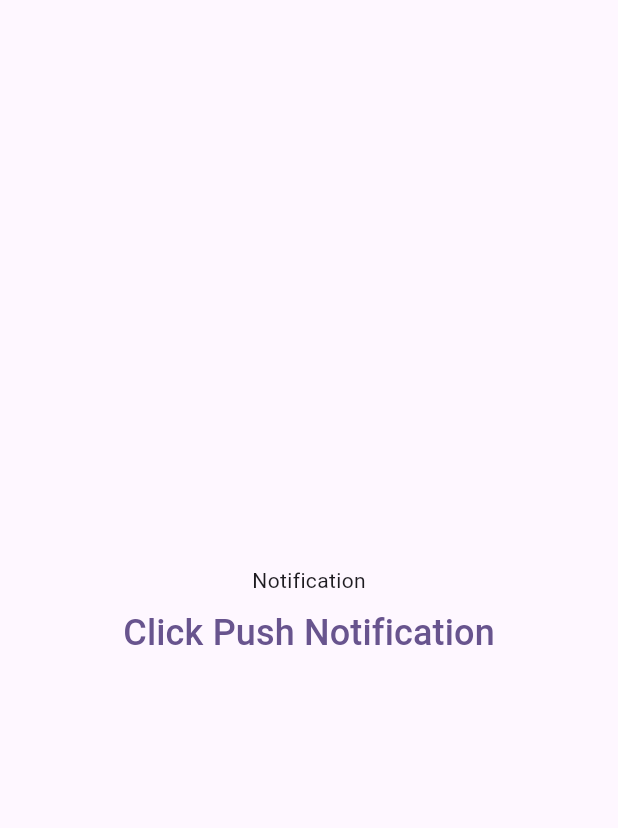
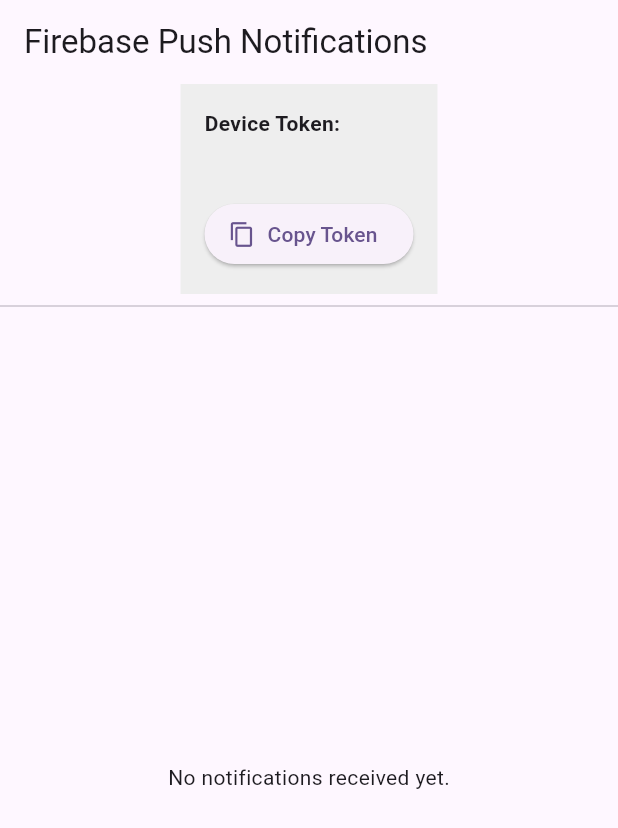
Before and after one commit to CHANDARA-code/flutter_push_notification, a Flutter app: the screen it shows after launch, on a phone screen of 412 x 824 dp. Shown: the top 828 px of the screen. Run offline on Flutter 3.47's test engine with Material 3 defaults, Android fonts, the phone set to English and light mode, and no system bars; our stand-ins replace firebase_core, firebase_messaging, flutter_local_notifications; accounts and stored records are empty.

Commit message:
chore: config firebase_messaging

```diff
--- a/lib/main.dart
+++ b/lib/main.dart
@@ -1,7 +1,23 @@
+import 'dart:async';
+
+import 'package:firebase_core/firebase_core.dart';
 import 'package:flutter/material.dart';
 import 'package:flutter_local_notifications/flutter_local_notifications.dart';
+import 'package:push_notification/firebase_options.dart';
 import 'package:push_notification/my_app.dart';
+import 'package:push_notification/service/fcm_service.dart';
+import 'package:push_notification/service/local_notification_service.dart';
 
-void main() {
+FutureOr<void> main() async {
+  WidgetsFlutterBinding.ensureInitialized();
+
+  // 1. Initialize Firebase
+  await Firebase.initializeApp(options: DefaultFirebaseOptions.currentPlatform);
+
+  // 2. Initialize Local Notifications (for foreground display)
+  LocalNotificationService.initialize();
+
+  // 3. Initialize FCM Service
+  await FCMService.initialize();
   runApp(const MyApp());
 }
--- /dev/null
+++ b/lib/model/push_notification_model.dart
@@ -0,0 +1,20 @@
+class PushNotification {
+  final String? title;
+  final String? body;
+  final Map<String, dynamic>? data;
+
+  PushNotification({this.title, this.body, this.data});
+
+  factory PushNotification.fromJson(Map<String, dynamic> json) {
+    return PushNotification(
+      title: json['notification']['title'],
+      body: json['notification']['body'],
+      data: json['data'],
+    );
+  }
+
+  @override
+  String toString() {
+    return 'PushNotification(title: $title, body: $body, data: $data)';
+  }
+}
--- a/lib/my_app.dart
+++ b/lib/my_app.dart
@@ -1,7 +1,11 @@
 import 'package:firebase_core/firebase_core.dart';
+import 'package:firebase_messaging/firebase_messaging.dart';
 import 'package:flutter/material.dart';
+import 'package:flutter/services.dart';
 import 'package:flutter_local_notifications/flutter_local_notifications.dart';
 import 'package:push_notification/firebase_options.dart';
+import 'package:push_notification/model/push_notification_model.dart';
+import 'package:push_notification/service/fcm_service.dart';
 import 'package:push_notification/utils/app_print/app_print.dart';
 
 class MyApp extends StatelessWidget {
@@ -15,93 +19,125 @@
       theme: ThemeData(
         colorScheme: ColorScheme.fromSeed(seedColor: Colors.deepPurple),
       ),
-      home: const MyHomePage(title: 'Flutter Demo Home Page'),
+      home: const HomeScreen(),
     );
   }
 }
 
-class MyHomePage extends StatefulWidget {
-  const MyHomePage({super.key, required this.title});
-  final String title;
+class HomeScreen extends StatefulWidget {
+  const HomeScreen({super.key});
 
   @override
-  State<MyHomePage> createState() => _MyHomePageState();
+  State<HomeScreen> createState() => _HomeScreenState();
 }
 
-class _MyHomePageState extends State<MyHomePage> {
-  FlutterLocalNotificationsPlugin flutterLocalNotificationsPlugin =
-      FlutterLocalNotificationsPlugin();
+class _HomeScreenState extends State<HomeScreen> {
+  String _token = "Fetching token...";
+  final List<PushNotification> _notifications = [];
+
   @override
   void initState() {
     super.initState();
-    initializeDefault();
-    var initializationSettingsAndroid = AndroidInitializationSettings(
-      '@mipmap/ic_launcher',
-    );
-    var initializationSettingsIOS =
-        DarwinInitializationSettings(); // IOS or MacOS
+    _setupToken();
 
-    var initializationSettings = InitializationSettings(
-      android: initializationSettingsAndroid,
-      iOS: initializationSettingsIOS,
-    );
-    flutterLocalNotificationsPlugin.initialize(initializationSettings);
+    // Listen for incoming messages to update UI list
+    FirebaseMessaging.onMessage.listen((RemoteMessage message) {
+      if (message.notification != null) {
+        AppPrint.info("data:${message.data} ");
+        setState(() {
+          _notifications.insert(
+            0,
+            PushNotification(
+              title: message.notification?.title,
+              body: message.notification?.body,
+              data: message.data,
+            ),
+          );
+        });
+      }
+    });
   }
 
-  Future<void> initializeDefault() async {
-    try {
-      FirebaseApp app = await Firebase.initializeApp(
-        options: DefaultFirebaseOptions.android,
-      );
-      AppPrint.success('Initialized default app $app');
-    } catch (e) {
-      AppPrint.error("Error: $e");
-    }
+  Future<void> _setupToken() async {
+    String? token = await FCMService.getToken();
+    setState(() {
+      _token = token ?? "Error fetching token";
+    });
   }
 
   @override
   Widget build(BuildContext context) {
     return Scaffold(
-      body: Center(
-        child: Column(
-          mainAxisAlignment: MainAxisAlignment.center,
-          children: [
-            Text("Notification"),
-            TextButton(
-              onPressed: () {
-                showSimpleNotification();
-              },
-              child: Text(
-                "Click Push Notification",
-                style: TextStyle(fontSize: 24),
-              ),
-            ),
-          ],
-        ),
+      appBar: AppBar(title: const Text("Firebase Push Notifications")),
+      body: Column(
+        children: [
+          _buildTokenSection(),
+          const Divider(),
+          Expanded(child: _buildNotificationList()),
+        ],
       ),
     );
   }
 
-  void showSimpleNotification() async {
-    var androidPlatformChannelSpecifics = AndroidNotificationDetails(
-      'high_importance_channel',
-      'High Importance Notifications',
-      channelDescription: 'Used for critical alerts',
-      importance: Importance.max,
-      priority: Priority.high,
-      ticker: 'ticker',
-      icon: '@mipmap/ic_launcher',
+  Widget _buildTokenSection() {
+    return Container(
+      padding: const EdgeInsets.all(16),
+      color: Colors.grey[200],
+      child: Column(
+        crossAxisAlignment: CrossAxisAlignment.start,
+        children: [
+          const Text(
+            "Device Token:",
+            style: TextStyle(fontWeight: FontWeight.bold),
+          ),
+          const SizedBox(height: 8),
+          SelectableText(_token),
+          const SizedBox(height: 8),
+          ElevatedButton.icon(
+            onPressed: () {
+              Clipboard.setData(ClipboardData(text: _token));
+              ScaffoldMessenger.of(context).showSnackBar(
+                const SnackBar(content: Text("Token copied to clipboard")),
+              );
+            },
+            icon: const Icon(Icons.copy),
+            label: const Text("Copy Token"),
+          ),
+        ],
+      ),
     );
-    var iOSPlatformChannelSpecifics = DarwinNotificationDetails();
-    var platformChannelSpecifics = NotificationDetails(
-      android: androidPlatformChannelSpecifics,
-      iOS: iOSPlatformChannelSpecifics,
-    );
-    await flutterLocalNotificationsPlugin.show(
-      0,
-      'Hello!',
-      'This is a simple notification.',
-      platformChannelSpecifics,
+  }
+
+  Widget _buildNotificationList() {
+    if (_notifications.isEmpty) {
+      return const Center(child: Text("No notifications received yet."));
+    }
+
+    return ListView.builder(
+      itemCount: _notifications.length,
+      itemBuilder: (context, index) {
+        final notification = _notifications[index];
+        return Card(
+          margin: const EdgeInsets.symmetric(horizontal: 16, vertical: 8),
+          child: ListTile(
+            leading: const Icon(
+              Icons.notifications_active,
+              color: Colors.deepPurple,
+            ),
+            title: Text(notification.title ?? "No Title"),
+            subtitle: Text(notification.body ?? "No Body"),
+          ),
+        );
+      },
     );
   }
 }
+
+
+/**
+ *
+ * Push Notification via :
+ * - FCM token
+ * - Group FCM
+ * - Topic
+*/
--- /dev/null
+++ b/lib/service/background_handler.dart
@@ -0,0 +1,16 @@
+import 'package:firebase_core/firebase_core.dart';
+import 'package:firebase_messaging/firebase_messaging.dart';
+import 'package:push_notification/utils/app_print/app_print.dart';
+import '../firebase_options.dart';
+
+// This must be a top-level function (not inside a class)
+// It runs in a separate isolate when the app is terminated.
+@pragma('vm:entry-point')
+Future<void> firebaseMessagingBackgroundHandler(RemoteMessage message) async {
+  await Firebase.initializeApp(options: DefaultFirebaseOptions.currentPlatform);
+
+  AppPrint.info("Handling a background message: ${message.messageId}");
+
+  // NOTE: You cannot update UI here directly.
+  // You can schedule local notifications or perform data syncing.
+}
--- /dev/null
+++ b/lib/service/fcm_service.dart
@@ -0,0 +1,73 @@
+import 'package:firebase_messaging/firebase_messaging.dart';
+import 'package:flutter/foundation.dart';
+import 'package:push_notification/utils/app_print/app_print.dart';
+import 'local_notification_service.dart';
+import 'background_handler.dart';
+
+class FCMService {
+  static final FirebaseMessaging _firebaseMessaging =
+      FirebaseMessaging.instance;
+
+  static Future<void> initialize() async {
+    // 1. Request Permissions (Critical for iOS)
+    NotificationSettings settings = await _firebaseMessaging.requestPermission(
+      alert: true,
+      badge: true,
+      sound: true,
+    );
+
+    if (settings.authorizationStatus == AuthorizationStatus.authorized) {
+      AppPrint.info('User granted permission');
+    } else {
+      AppPrint.info('User declined or has not accepted permission');
+      return;
+    }
+
+    // 2. Set Background Handler
+    FirebaseMessaging.onBackgroundMessage(firebaseMessagingBackgroundHandler);
+
+    // 3. Handle Foreground Messages
+    FirebaseMessaging.onMessage.listen((RemoteMessage message) {
+      AppPrint.info('Got a message whilst in the foreground!');
+      AppPrint.info('Message data: ${message.data}');
+
+      if (message.notification != null) {
+        AppPrint.info(
+          'Message also contained a notification: ${message.notification}',
+        );
+
+        // Show local notification so the user sees a banner
+        LocalNotificationService.display(message);
+      }
+    });
+
+    // 4. Handle when App is opened from a terminated state
+    FirebaseMessaging.instance.getInitialMessage().then((
+      RemoteMessage? message,
+    ) {
+      if (message != null) {
+        AppPrint.info("App opened from terminated state by notification");
+        // Navigate to specific screen if needed
+      }
+    });
+
+    // 5. Handle when App is opened from background state
+    FirebaseMessaging.onMessageOpenedApp.listen((RemoteMessage message) {
+      AppPrint.info("App opened from background by notification");
+      // Navigate to specific screen if needed
+    });
+  }
+
+  static Future<String?> getToken() async {
+    try {
+      String? token = await _firebaseMessaging.getToken();
+      if (kDebugMode) {
+        AppPrint.info("FCM Token: $token");
+      }
+      return token;
+    } catch (e) {
+      AppPrint.info("Error getting token: $e");
+      return null;
+    }
+  }
+}
--- /dev/null
+++ b/lib/service/local_notification_service.dart
@@ -0,0 +1,64 @@
+import 'package:flutter_local_notifications/flutter_local_notifications.dart';
+import 'package:firebase_messaging/firebase_messaging.dart';
+import 'package:push_notification/utils/app_print/app_print.dart';
+
+class LocalNotificationService {
+  static final FlutterLocalNotificationsPlugin _notificationsPlugin =
+      FlutterLocalNotificationsPlugin();
+
+  static void initialize() {
+    // Initialization settings for Android
+    const AndroidInitializationSettings initializationSettingsAndroid =
+        AndroidInitializationSettings('@mipmap/ic_launcher');
+
+    // Initialization settings for iOS
+    const DarwinInitializationSettings initializationSettingsDarwin =
+        DarwinInitializationSettings(
+          requestSoundPermission: false,
+          requestBadgePermission: false,
+          requestAlertPermission: false,
+        );
+
+    const InitializationSettings initializationSettings =
+        InitializationSettings(
+          android: initializationSettingsAndroid,
+          iOS: initializationSettingsDarwin,
+        );
+
+    _notificationsPlugin.initialize(
+      initializationSettings,
+      onDidReceiveNotificationResponse: (details) {
+        AppPrint.info("Local Notification Clicked: ${details.payload}");
+        // Handle navigation here based on payload
+      },
+    );
+  }
+
+  static Future<void> display(RemoteMessage message) async {
+    try {
+      final id = DateTime.now().millisecondsSinceEpoch ~/ 1000;
+
+      const NotificationDetails notificationDetails = NotificationDetails(
+        android: AndroidNotificationDetails(
+          "high_importance_channel", // id
+          "High Importance Notifications", // name
+          channelDescription:
+              "This channel is used for important notifications.",
+          importance: Importance.max,
+          priority: Priority.high,
+        ),
+        iOS: DarwinNotificationDetails(),
+      );
+
+      await _notificationsPlugin.show(
+        id,
+        message.notification?.title,
+        message.notification?.body,
+        notificationDetails,
+        payload: message.data.toString(),
+      );
+    } catch (e) {
+      AppPrint.error("Error displaying local notification: $e");
+    }
+  }
+}
```
